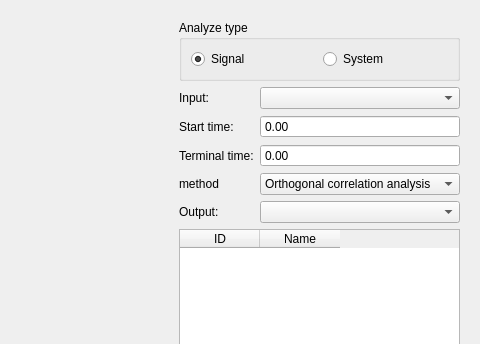
Qt form FrontEnd/ui/dftdialog.ui (TheKaramazovBrothers/SevDrvExpSys) before a commit; both pictures show x 252 to 732 and y 0 to 344 of the 732 by 586 pixel window.
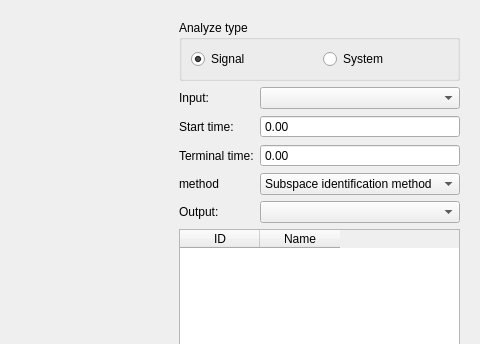
The same form after that commit. Custom widgets are drawn as their Qt base class.

Patch:
```diff
--- a/FrontEnd/ui/dftdialog.ui
+++ b/FrontEnd/ui/dftdialog.ui
@@ -115,6 +115,9 @@
         </item>
         <item row="3" column="1">
          <widget class="QComboBox" name="comboBox_fft_method">
+          <property name="currentIndex">
+           <number>1</number>
+          </property>
           <item>
            <property name="text">
             <string>Orthogonal correlation analysis</string>
```
